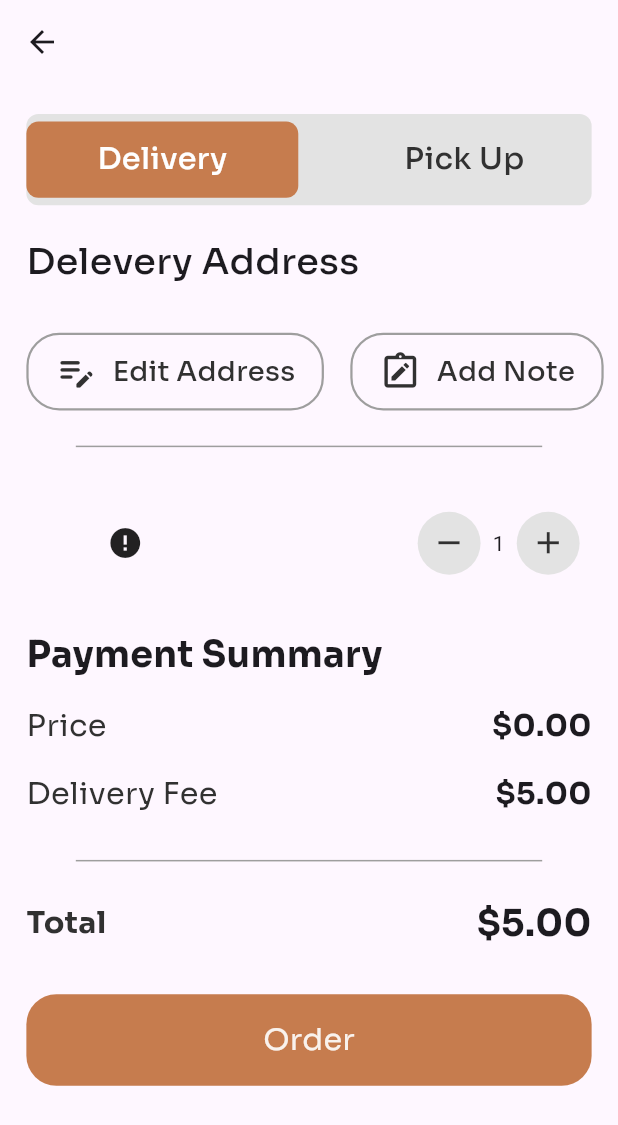
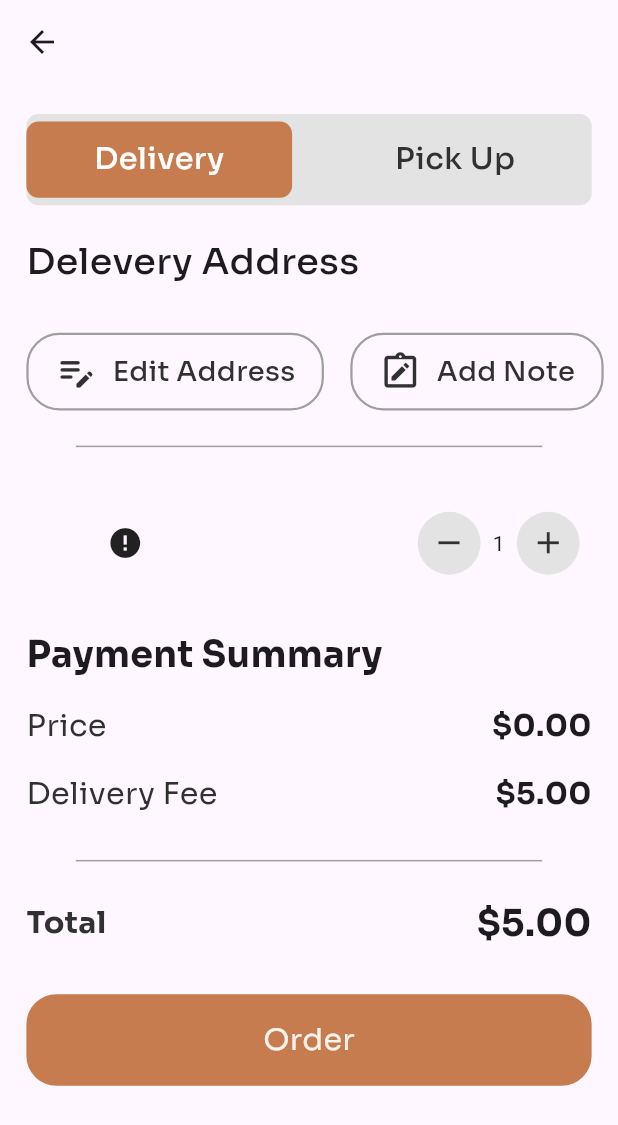
Before and after one commit to aliNassef/coffe_shop, a Flutter app: the OrderView screen opened directly with empty values, on a phone screen of 412 x 824 dp. Shown: the top 1125 px of the screen. Run offline on Flutter 3.47's test engine with Material 3 defaults, Android fonts, the phone set to English and light mode, and no system bars; drawn by our look-alikes of cached_network_image, sentry_flutter; our stand-ins replace bloc, cloud_firestore, dartz, device_preview, equatable, firebase_auth and 14 more; missing offline and left inert: flutter_polyline_points, place_picker_google; accounts and stored records are empty; network calls fail.

```diff
--- a/lib/features/order/presentation/widgets/delevery_or_pick_up.dart
+++ b/lib/features/order/presentation/widgets/delevery_or_pick_up.dart
@@ -16,7 +16,7 @@ class DeleveryOrPickUp extends StatelessWidget {
   @override
   Widget build(BuildContext context) {
     return Container(
-      width: context.width * .44,
+      width: context.width * .43,
       alignment: Alignment.center,
       height: 50.h,
       decoration: BoxDecoration(
```
Also changed, not shown: 1 other file.
